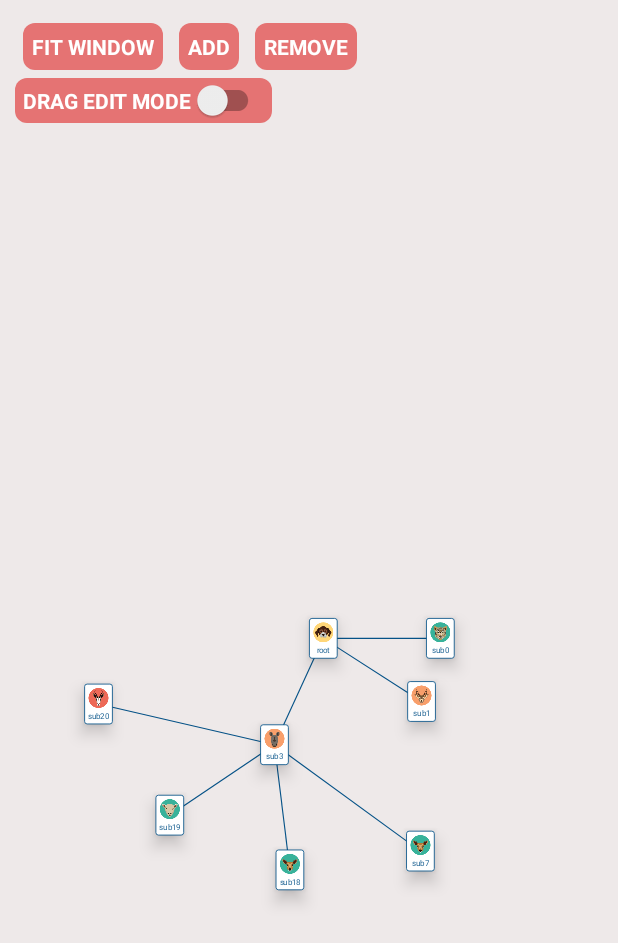
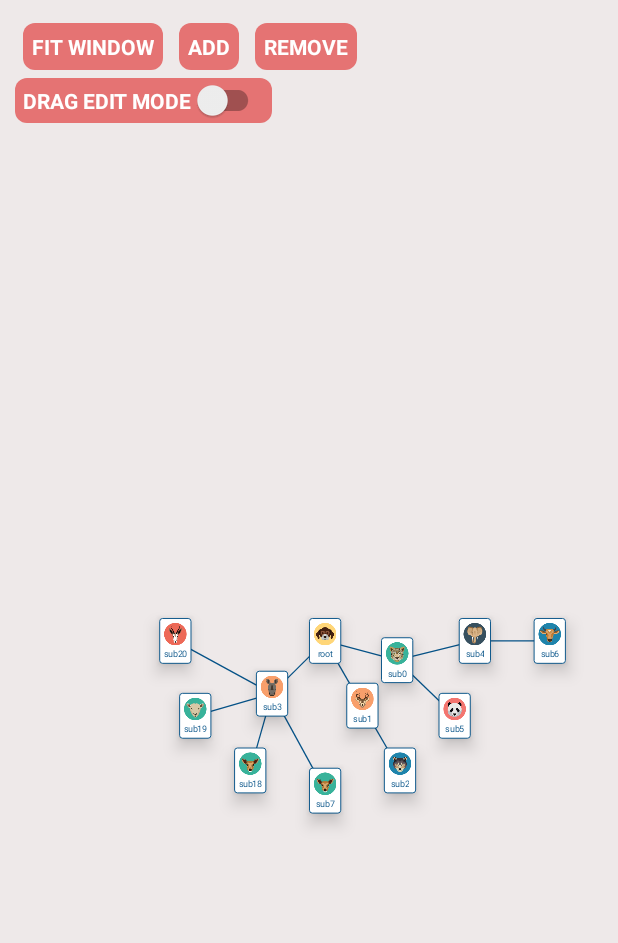
Before and after one commit to guaishouN/android-thinkmap-treeview, an Android app: the screen it shows after launch (MainActivity), on a phone screen of 412 x 824 dp. Shown: the top 943 px of the screen. Run offline under Robolectric (Android 15) with nearby library versions, the phone set to English and light mode, and no system bars.

Commit message:
base ring layout

```diff
--- a/library/src/main/java/com/gyso/treeview/algorithm/ring/Ring.java
+++ b/library/src/main/java/com/gyso/treeview/algorithm/ring/Ring.java
@@ -66,6 +66,7 @@ public class Ring {
             if(next.equals(rootNode)){
                 return;
             }
+            TreeViewLog.e(TAG,next+" -gyso");
             PointF pointF = nodeModelPointFMap.get(next);
             if (pointF == null) {
                 pointF = new PointF();
@@ -75,8 +76,8 @@ public class Ring {
                 LinkedList<? extends NodeModel<?>> childNodes = next.getChildNodes();
                 if(!childNodes.isEmpty()){
                     int count = next.leafCount;
-                    if(count>2){
-                        double d = count%2 == 0?(deltaAngle*(count-1)/2f):(deltaAngle*(count-deep)/2f);
+                    if(count>=2){
+                        double d = count%2 == 0?(deltaAngle*(count-1)/2f):(deltaAngle*(count-1)/2f);
                         angle += d;
                     }
                 }
--- a/sample/src/main/java/com/gyso/gysotreeviewapplication/MainActivity.java
+++ b/sample/src/main/java/com/gyso/gysotreeviewapplication/MainActivity.java
@@ -99,9 +99,9 @@ public class MainActivity extends AppCompatActivity {
                 Toast.makeText(this,"Ohs, your targetNode is null", Toast.LENGTH_SHORT).show();
                 return;
             }
-            NodeModel<Animal> a = new NodeModel<>(new Animal(R.drawable.ic_10,"add-" + atomicInteger.getAndIncrement()));
-            NodeModel<Animal> b = new NodeModel<>(new Animal(R.drawable.ic_11,"add-" + atomicInteger.getAndIncrement()));
-            NodeModel<Animal> c = new NodeModel<>(new Animal(R.drawable.ic_14,"add-" + atomicInteger.getAndIncrement()));
+            NodeModel<Animal> a = new NodeModel<>(new Animal(R.drawable.ic_10,"add1"));
+            NodeModel<Animal> b = new NodeModel<>(new Animal(R.drawable.ic_11,"add2"));
+            NodeModel<Animal> c = new NodeModel<>(new Animal(R.drawable.ic_14,"add3"));
             editor.addChildNodes(targetNode,a,b,c);
 
 
@@ -158,7 +158,7 @@ public class MainActivity extends AppCompatActivity {
     }
 
     private TreeLayoutManager getTreeLayoutManager() {
-        int space_50dp = 150;
+        int space_50dp = 30;
         int space_20dp = 20;
         BaseLine line = getLine();
         //return new RightTreeLayoutManager(this,space_50dp,space_20dp,line);
@@ -207,9 +207,9 @@ public class MainActivity extends AppCompatActivity {
         //build relationship
         treeModel.addNode(root,sub0,sub1,sub3);
         treeModel.addNode(sub3,sub7,sub18,sub19,sub20);
-//        treeModel.addNode(sub1,sub2);
-//        treeModel.addNode(sub0,sub4,sub5);
-//        treeModel.addNode(sub4,sub6);
+        treeModel.addNode(sub1,sub2);
+        treeModel.addNode(sub0,sub4,sub5);
+        treeModel.addNode(sub4,sub6);
         parentToRemoveChildren = sub0;
 //        treeModel.addNode(sub5,sub7,sub8);
 //        treeModel.addNode(sub6,sub9,sub10,sub11);
```
